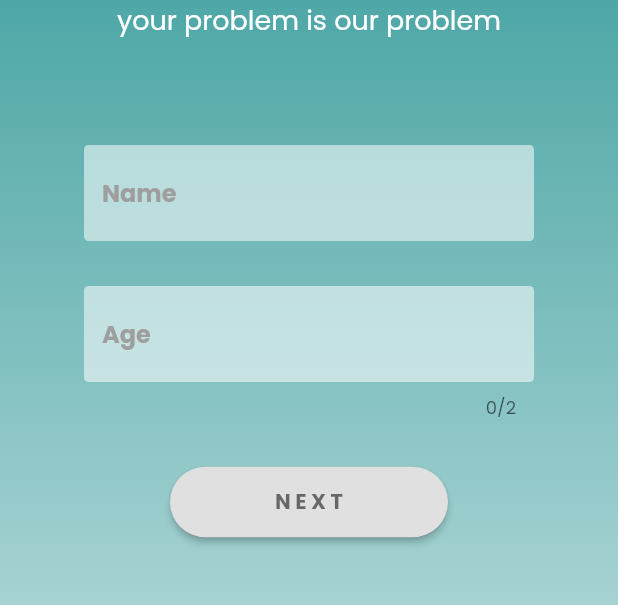
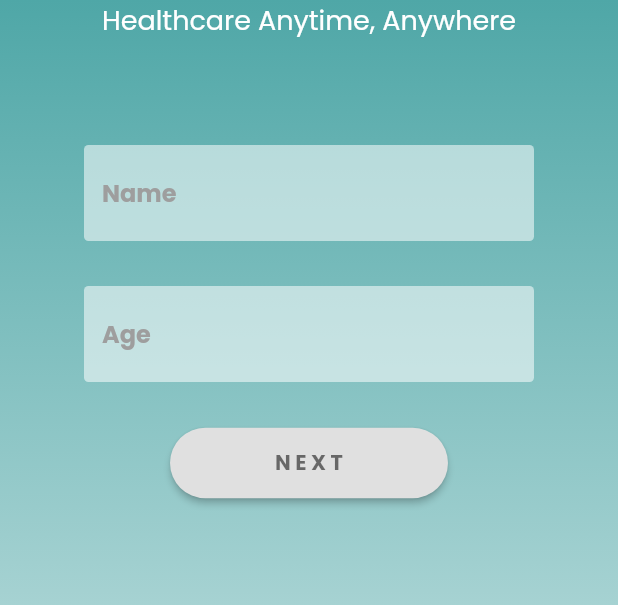
Before and after one commit to asmitranjansinha/YoDoc, a Flutter app: the screen it shows after launch, on a phone screen of 412 x 824 dp, the part 548-1153 px from its top. Run offline on Flutter 3.47's test engine with Material 2 defaults, Android fonts, the phone set to English and light mode, and no system bars; our stand-ins replace google_fonts, group_button, lottie.

Commit message:
Chenged Slogan Added limit in Name Text Field Hidden Counter Text Limit

```diff
--- a/lib/screens/home_page.dart
+++ b/lib/screens/home_page.dart
@@ -61,14 +61,14 @@ class _HomePageState extends State<HomePage> {
                           fontSize: 50),
                     ),
                     const Text(
-                      'your problem is our problem',
+                      'Healthcare Anytime, Anywhere',
                       style: TextStyle(color: Colors.white, fontSize: 18),
                     ),
                     const SizedBox(
                       height: 70,
                     ),
                     const InputField(
-                        maxLength: null,
+                        maxLength: 40,
                         keyboardType: TextInputType.name,
                         hintxt: "Name"),
                     const SizedBox(
--- a/lib/widgets/inputfield.dart
+++ b/lib/widgets/inputfield.dart
@@ -22,14 +22,16 @@ class InputField extends StatelessWidget {
         style:
             const TextStyle(color: Colors.black54, fontWeight: FontWeight.bold),
         decoration: InputDecoration(
-            hintText: hintxt,
-            hintStyle: const TextStyle(
-                color: Colors.grey, fontWeight: FontWeight.bold),
-            border: OutlineInputBorder(
-                borderRadius: BorderRadius.circular(3),
-                borderSide: BorderSide.none),
-            filled: true,
-            fillColor: Colors.white54),
+          hintText: hintxt,
+          hintStyle:
+              const TextStyle(color: Colors.grey, fontWeight: FontWeight.bold),
+          border: OutlineInputBorder(
+              borderRadius: BorderRadius.circular(3),
+              borderSide: BorderSide.none),
+          filled: true,
+          fillColor: Colors.white54,
+          counterText: "",
+        ),
         validator: (value) {
           if (value!.isEmpty) {
             return "$hintxt cannot be empty";
```
